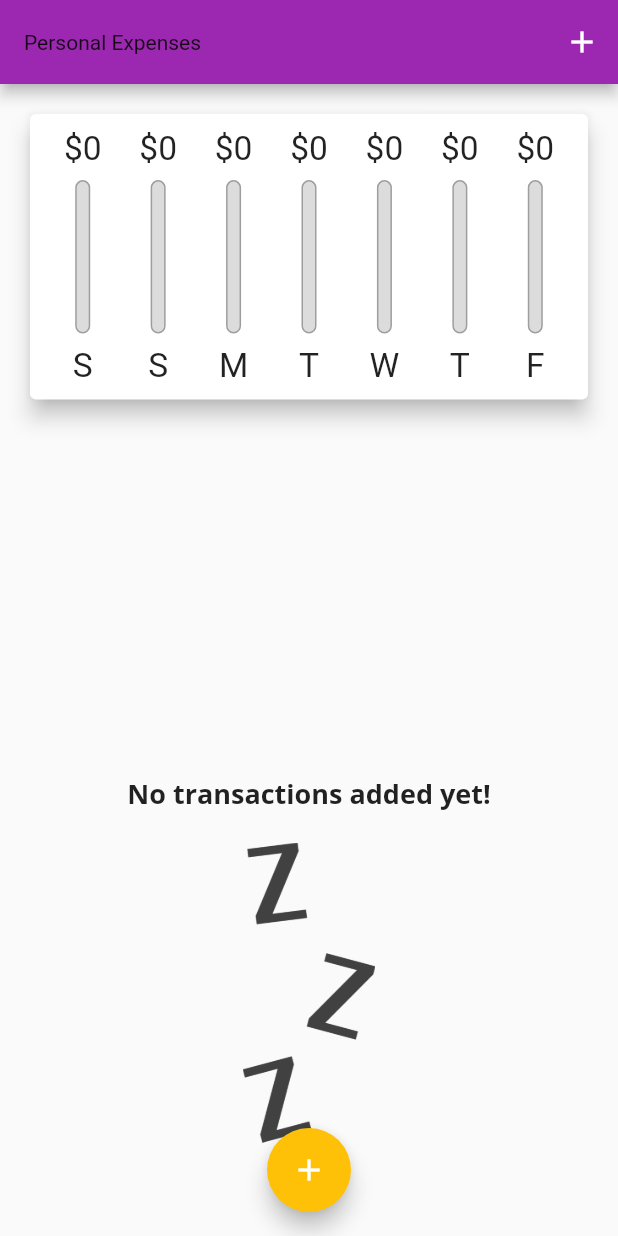
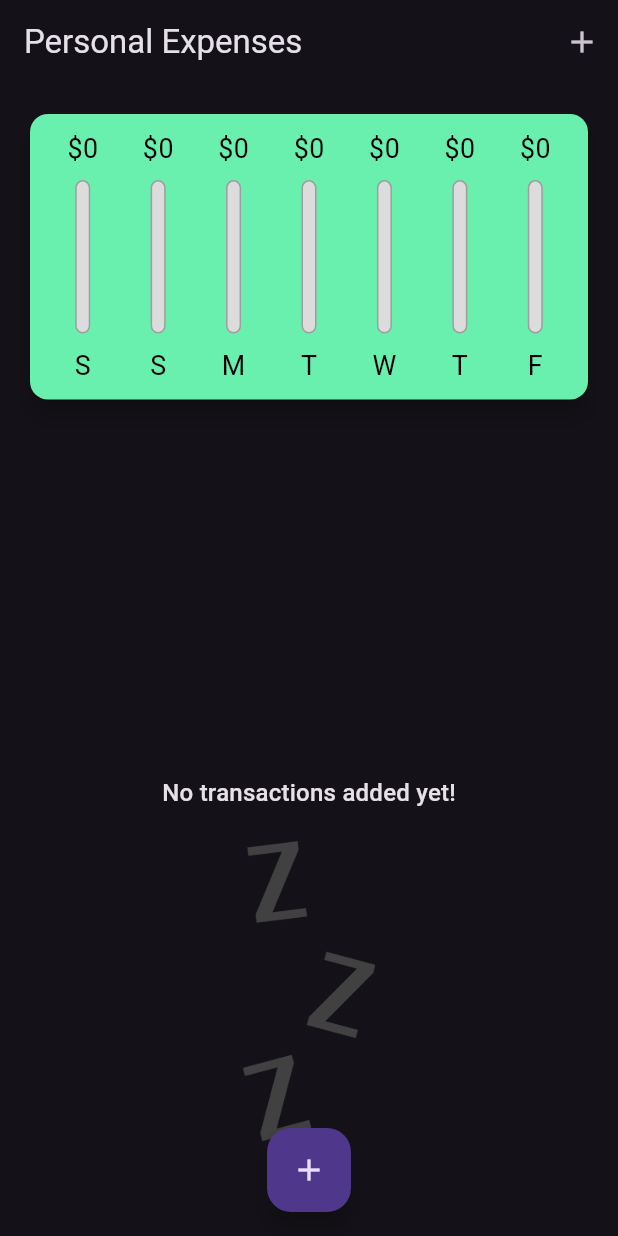
Before and after one commit to hashirdsmldl/ExpensesTracker, a Flutter app: the screen it shows after launch, on a phone screen of 412 x 824 dp. Run offline on Flutter 3.47's test engine with Material 2 defaults, Android fonts, the phone set to English and light mode, and no system bars; our stand-ins replace fl_chart.

Commit message:
Theme Modification

```diff
--- a/lib/Widgets/Category_Bar.dart
+++ b/lib/Widgets/Category_Bar.dart
@@ -29,6 +29,7 @@ class CategoryBar extends StatelessWidget {
     return LayoutBuilder(
       builder: (BuildContext , BoxConstraints ) {
         return Card(
+          color: Colors.white70,
           margin: const EdgeInsets.all(20),
           elevation: 5,
           child: Row(
--- a/lib/Widgets/ChartBar.dart
+++ b/lib/Widgets/ChartBar.dart
@@ -23,7 +23,7 @@ class ChartBar extends StatelessWidget {
             SizedBox(
               height: constraints.maxHeight * 0.15,
               child: FittedBox(
-                child: Text('\$${spendingAmount.toStringAsFixed(0)}'),
+                child: Text('\$${spendingAmount.toStringAsFixed(0)}',style: const TextStyle(color: Colors.black)),
               ),
             ),
             SizedBox(
@@ -59,7 +59,7 @@ class ChartBar extends StatelessWidget {
             Container(
               height: constraints.maxHeight * 0.15,
               child: FittedBox(
-                child: Text(label),
+                child: Text(label,style: const TextStyle(color: Colors.black)),
               ),
             ),
           ],
--- a/lib/Widgets/chart.dart
+++ b/lib/Widgets/chart.dart
@@ -42,7 +42,7 @@ class Chart extends StatelessWidget {
     return
         Card(
           elevation: 6,
-
+color: Colors.greenAccent,
           margin: const EdgeInsets.all(20),
           child: Padding(
             padding: const EdgeInsets.all(10),
--- a/lib/main.dart
+++ b/lib/main.dart
@@ -25,33 +25,17 @@ class MyApp extends StatelessWidget  {
   Widget build(BuildContext context) {
 
 
-    return MaterialApp(
+    return  MaterialApp(
       title: 'Personal Expenses',
-      theme: ThemeData(
-          fontFamily: 'Quicksand',
-          textTheme: ThemeData.light().textTheme.copyWith(
-            titleMedium: const TextStyle(
-              fontFamily: 'OpenSans',
-              fontWeight: FontWeight.bold,
-              fontSize: 18,
-            ),
-            labelLarge: const TextStyle(color: Colors.white),
-          ),
-          appBarTheme: AppBarTheme(
-            toolbarTextStyle: ThemeData.light().textTheme.copyWith(
-              titleMedium: const TextStyle(
-                fontFamily: 'OpenSans',
-                fontSize: 20,
-                fontWeight: FontWeight.bold,
-              ),
-            ).bodyMedium, titleTextStyle: ThemeData.light().textTheme.copyWith(
-              titleMedium: const TextStyle(
-                fontFamily: 'OpenSans',
-                fontSize: 20,
-                fontWeight: FontWeight.bold,
-              ),
-            ).titleLarge,
-          ), colorScheme: ColorScheme.fromSwatch(primarySwatch: Colors.purple).copyWith(secondary: Colors.amber)),
+      theme: ThemeData.dark(useMaterial3:true ),
+
+
+
+
+
+
+
+
       home: const MyHomePage(),
     );
   }
@@ -160,6 +144,7 @@ class _MyHomePageState extends State<MyHomePage> {
         0.4;
     return Scaffold(
       appBar: appBar,
+
       body: SingleChildScrollView(
 
         child: Column(
```
